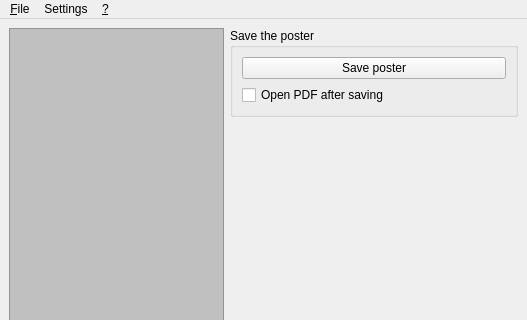
The window that src/mainwindow.ui (aportale/posterazor) describes before a commit, drawn with Qt 5; both pictures show x 0 to 527 and y 0 to 320 of the 527 by 481 pixel window.
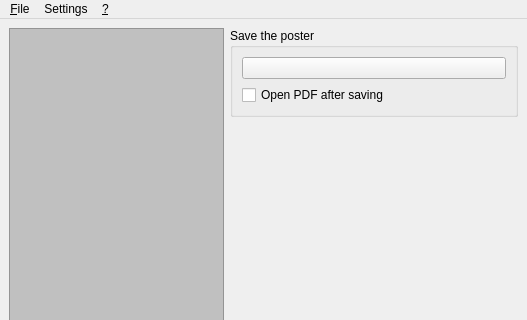
The same window after the commit. The open tabs and pages were chosen to show the change. Icons and pictures are not drawn. Custom widgets are drawn as their Qt base class.

Commit message: Setting icons for load image and save poster buttons

```diff
--- a/src/mainwindow.ui
+++ b/src/mainwindow.ui
@@ -1462,7 +1462,7 @@
               <item>
                <widget class="QPushButton" name="m_savePosterButton" >
                 <property name="text" >
-                 <string>Save poster</string>
+                 <string/>
                 </property>
                </widget>
               </item>
```
Left out of the diff: 4 changed lines with no effect on the pictures. The commit also changes 1 other file.
